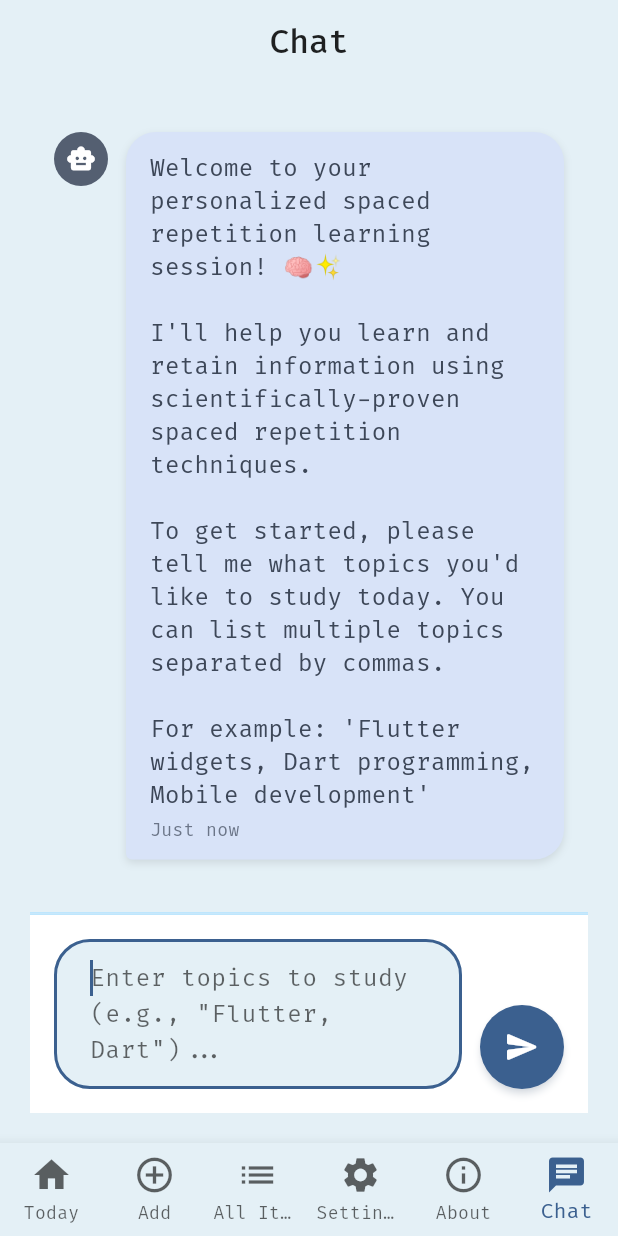
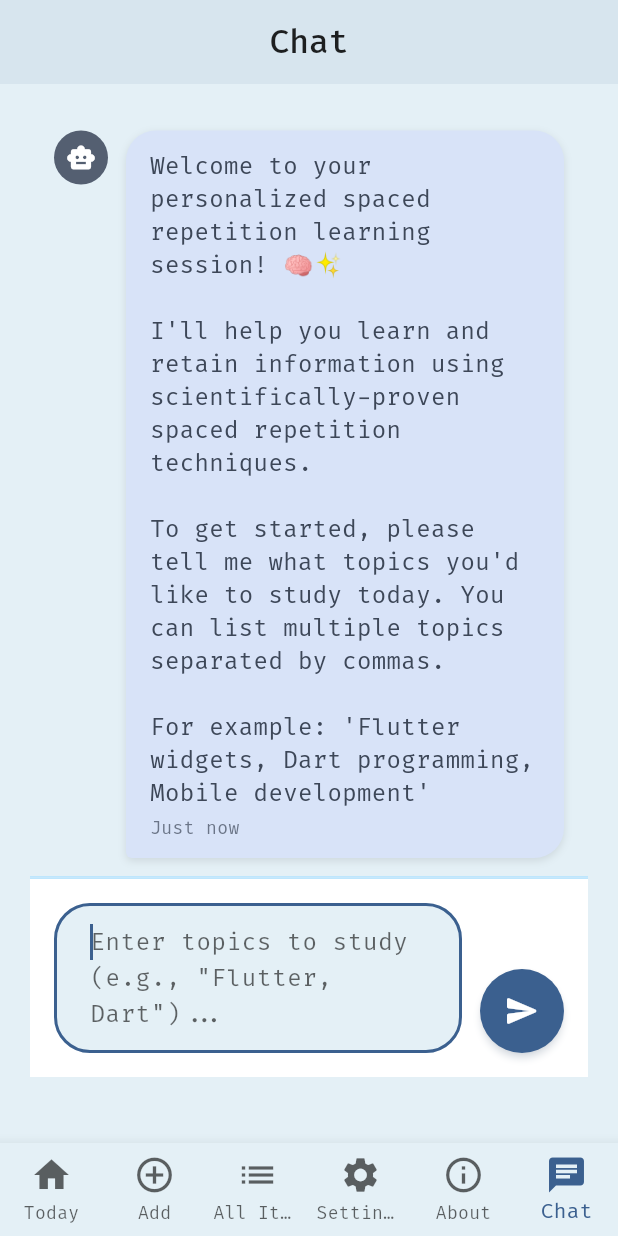
Before and after one commit to cogodo/spaced, a Flutter app: the screen it shows after launch, item 6 of the bottom bar chosen, on a phone screen of 412 x 824 dp. Run offline on Flutter 3.47's test engine with Material 3 defaults, Android fonts, the phone set to English and light mode, and no system bars; our stand-ins replace google_fonts, shared_preferences.

Commit message:
chat screen bug done

```diff
--- a/flutter_app/lib/screens/chat_screen.dart
+++ b/flutter_app/lib/screens/chat_screen.dart
@@ -1,5 +1,4 @@
 import 'package:flutter/material.dart';
-import 'package:flutter/services.dart';
 import '../services/logger_service.dart';
 import '../services/langgraph_api.dart';
 
@@ -33,8 +32,8 @@ class _ChatScreenState extends State<ChatScreen> {
   Map<String, int>? _finalScores;
 
   // Session configuration
-  int _maxTopics = 3;
-  int _maxQuestions = 7;
+  final int _maxTopics = 3;
+  final int _maxQuestions = 7;
 
   @override
   void initState() {
@@ -402,8 +401,11 @@ class _ChatScreenState extends State<ChatScreen> {
           _buildSessionStatusBar(),
           // Chat messages area
           Expanded(child: _buildMessagesArea()),
-          // Input area
-          _buildInputArea(),
+          // Input area - with bottom margin to move it up a bit
+          Container(
+            margin: const EdgeInsets.only(bottom: 24),
+            child: _buildInputArea(),
+          ),
         ],
       ),
     );
@@ -415,7 +417,6 @@ class _ChatScreenState extends State<ChatScreen> {
       return const SizedBox.shrink();
     }
 
-    final theme = Theme.of(context);
     String statusText;
     Color statusColor;
 
```
